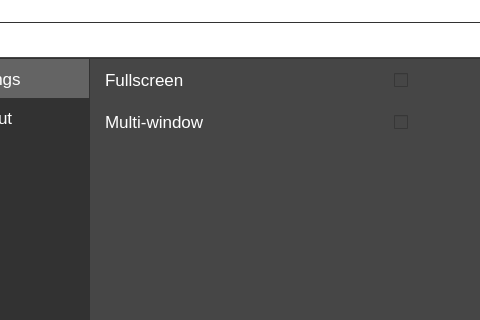
Qt form EscapeDialog.ui (UCSolarCarTeam/Delta-Desktop-Client-Telemetry) before a commit; both pictures show x 238 to 718 and y 84 to 404 of the 1055 by 711 pixel window.
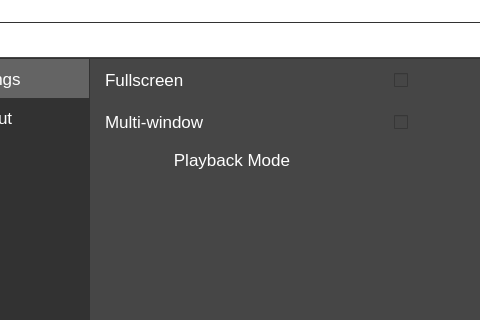
The same form after that commit. Icons and pictures are not drawn.

Commit message:
Added playback mode.
To be tested tomorrow. Also the stylesheet needs to be done.

```diff
--- a/EscapeDialog.ui
+++ b/EscapeDialog.ui
@@ -514,6 +514,13 @@
                  </property>
                 </spacer>
                </item>
+               <item row="2" column="0">
+                <widget class="QPushButton" name="playbackModePushButton">
+                 <property name="text">
+                  <string>Playback Mode</string>
+                 </property>
+                </widget>
+               </item>
               </layout>
              </widget>
             </widget>
```
The commit also changes 28 other files.
